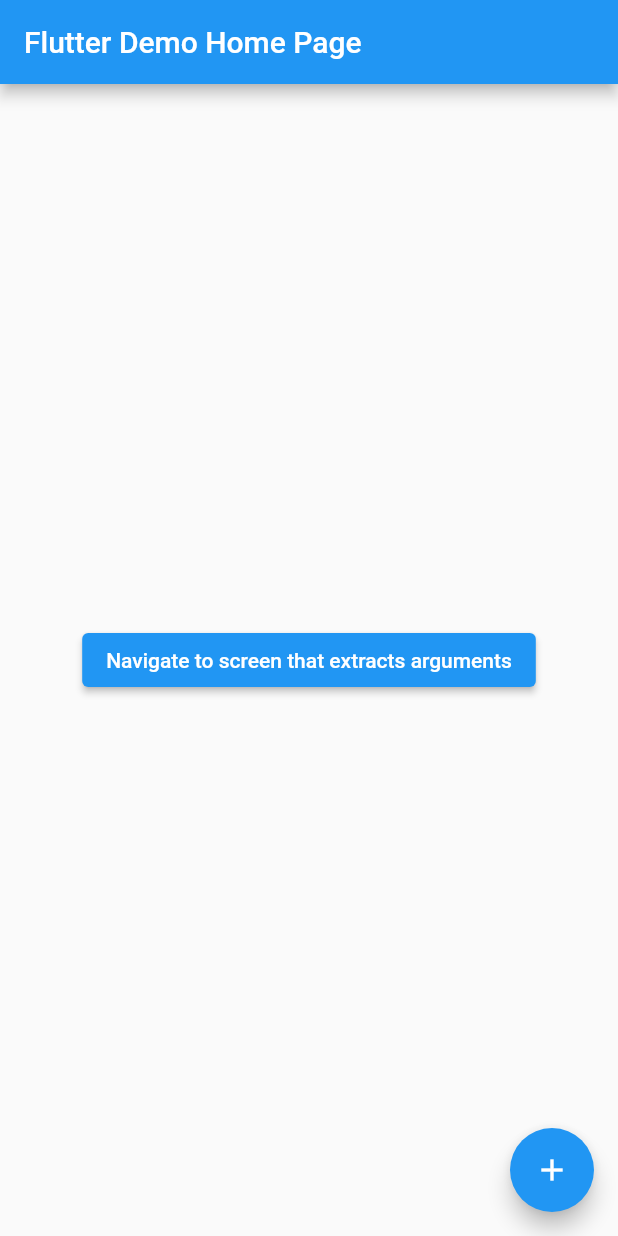
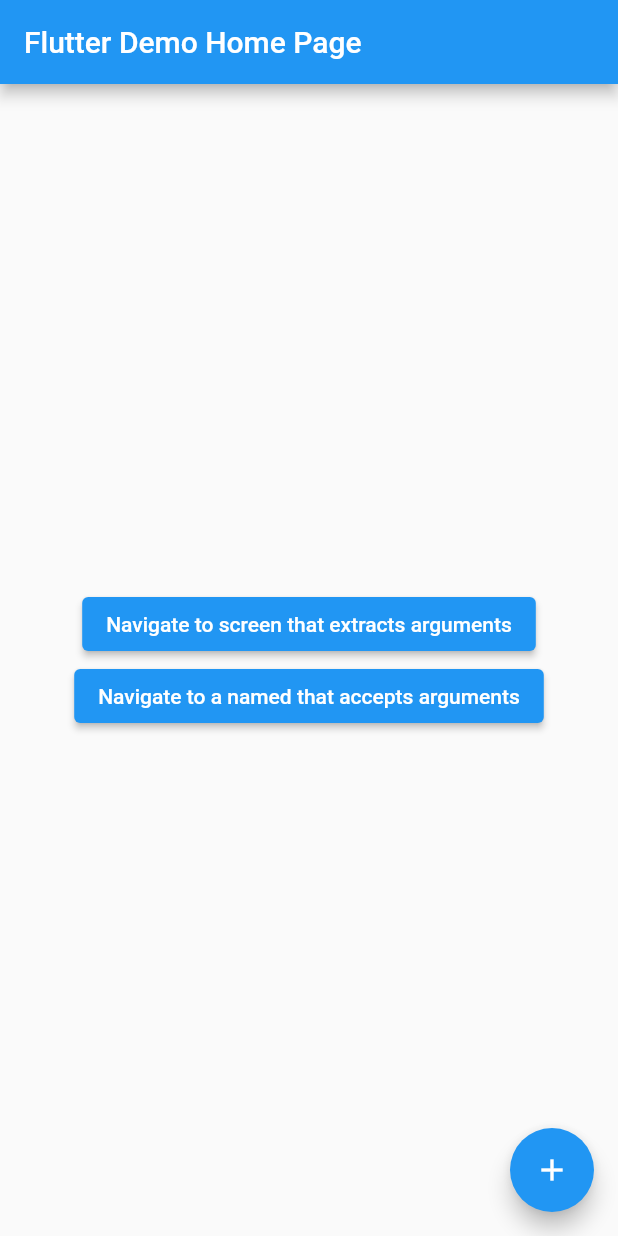
Before and after one commit to KarbichFiras/FlutterNavigation, a Flutter app: the screen it shows after launch, on a phone screen of 412 x 824 dp. Run offline on Flutter 3.47's test engine with Material 2 defaults, Android fonts, the phone set to English and light mode, and no system bars.

Commit message:
added the 2nd button

```diff
--- a/pass_argument/lib/main.dart
+++ b/pass_argument/lib/main.dart
@@ -153,6 +153,27 @@ class _MyHomePageState extends State<MyHomePage> {
               },
               child: const Text('Navigate to screen that extracts arguments'),
             ),
+            // A button that navigates to a named route.
+            // For this route, extract the arguments in
+            // the onGenerateRoute function and pass them
+            // to the screen.
+            ElevatedButton(
+              onPressed: () {
+                // When the user taps the button, navigate
+                // to a named route and provide the arguments
+                // as an optional parameter.
+                Navigator.pushNamed(
+                  context,
+                  PassArgumentsScreen.routeName,
+                  arguments: ScreenArguments(
+                    'Accept Arguments Screen',
+                    'This message is extracted in the onGenerateRoute '
+                        'function.',
+                  ),
+                );
+              },
+              child: const Text('Navigate to a named that accepts arguments'),
+            ),
           ],
         ),
       ),
```
